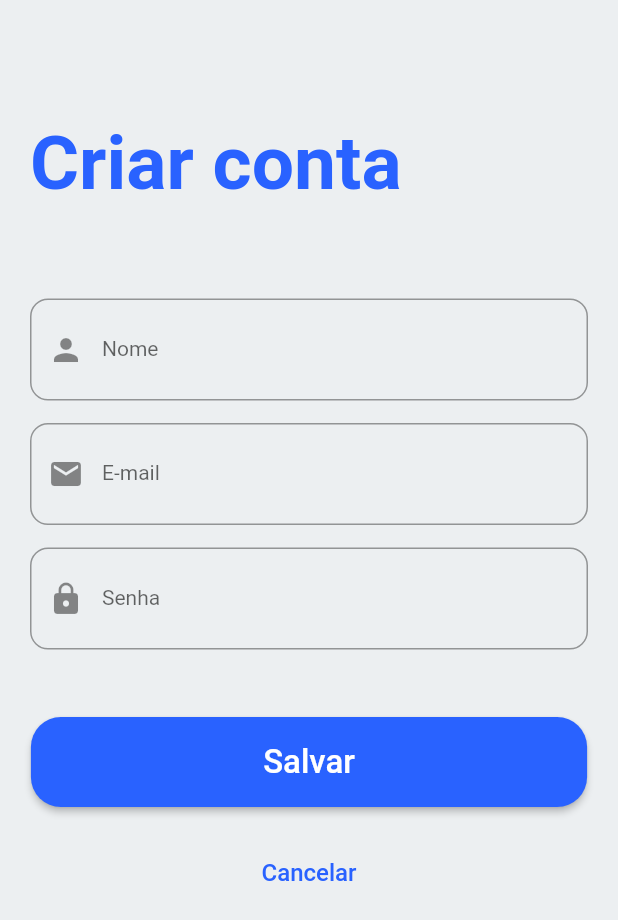
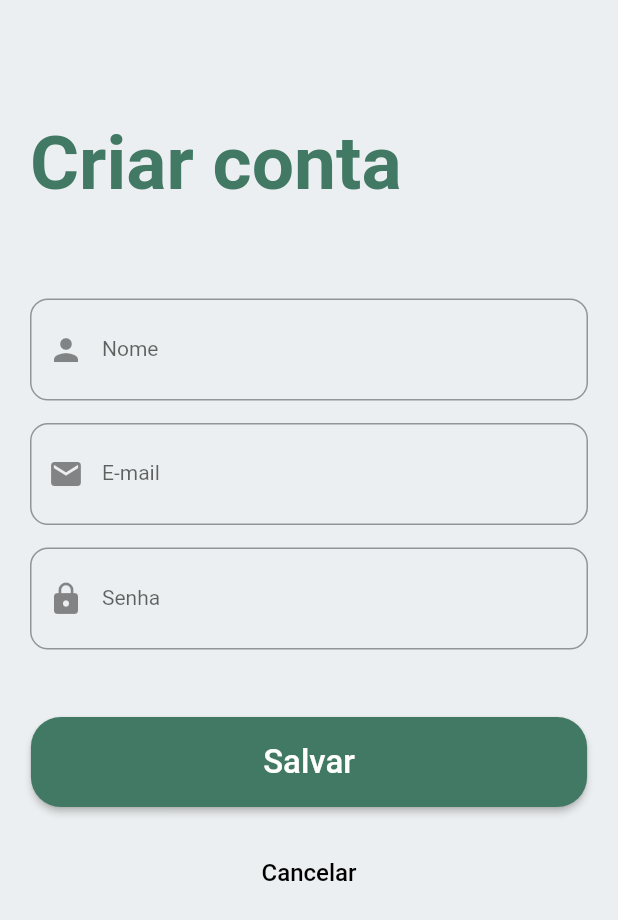
Before and after one commit to VictorCastroBR/juris_law_app, a Flutter app: the CriarContaPage screen opened by its route, on a phone screen of 412 x 824 dp. Shown: the top 920 px of the screen. Run offline on Flutter 3.47's test engine with Material 2 defaults, Android fonts, the phone set to English and light mode, and no system bars; our stand-ins replace cloud_firestore, firebase_auth, firebase_core, google_fonts; missing offline and left inert: dart:html, dropdown_plus; accounts and stored records are empty; network calls fail.

Commit message:
30/11 02

```diff
--- a/lib/view/criar_conta_page.dart
+++ b/lib/view/criar_conta_page.dart
@@ -36,7 +36,7 @@ class _CriarContaPageState extends State<CriarContaPage> {
                       'Criar conta',
                       style: GoogleFonts.roboto(
                         fontSize: 50,
-                        color: Colors.blueAccent.shade700,
+                        color: Color.fromARGB(255, 65, 121, 100),
                         fontWeight: FontWeight.bold,
                       ),
                     ),
@@ -56,7 +56,7 @@ class _CriarContaPageState extends State<CriarContaPage> {
                     context, txtNome.text, txtEmail.text, txtSenha.text);
               },
               style: ElevatedButton.styleFrom(
-                primary: Colors.blueAccent.shade700,
+                primary: Color.fromARGB(255, 65, 121, 100),
                 minimumSize: Size(MediaQuery.of(context).size.width * 0.9, 60),
                 shape: RoundedRectangleBorder(
                   borderRadius: BorderRadius.circular(20.0),
@@ -78,7 +78,7 @@ class _CriarContaPageState extends State<CriarContaPage> {
                     "Cancelar",
                     style: GoogleFonts.roboto(
                       fontSize: 16,
-                      color: Colors.blueAccent.shade700,
+                      color: Color.fromARGB(255, 0, 0, 0),
                     ),
                   ),
                   onPressed: () => {Navigator.pop(context)},
```
Also changed, not shown: lib/view/login_page.dart (+11 -9 lines), 2 other files.
